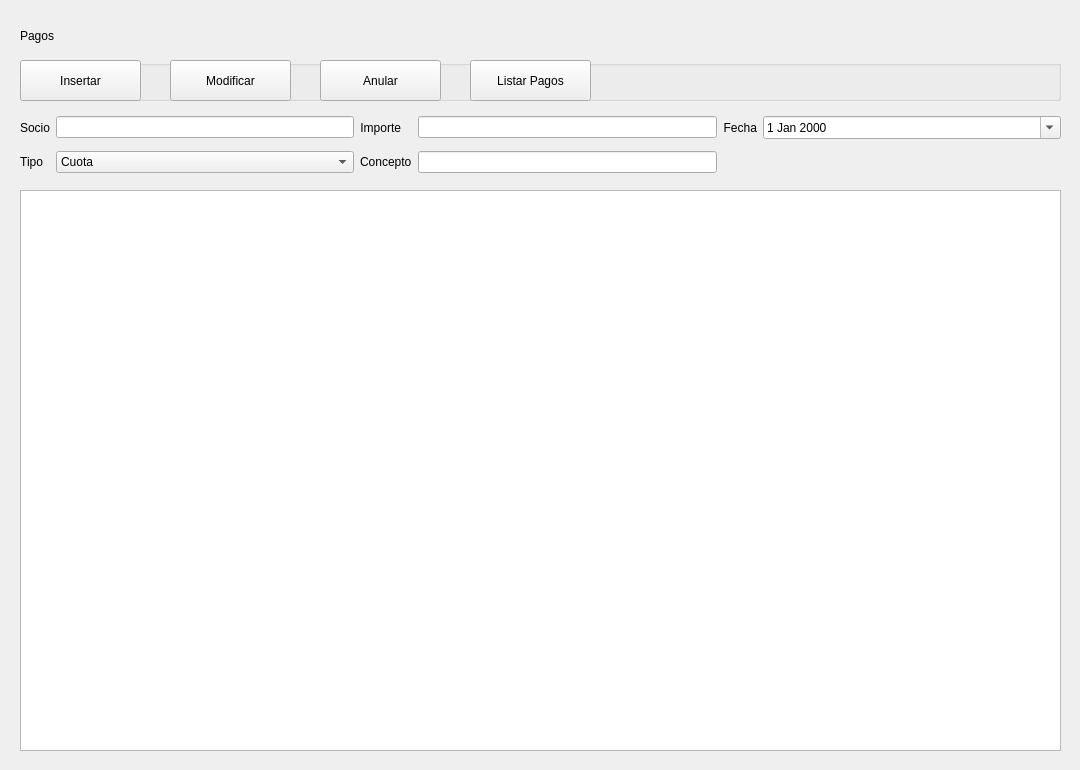
Above: ui/qt/pago_page.ui from i82camud/Club_Padel before the change. Below: the same form after it.
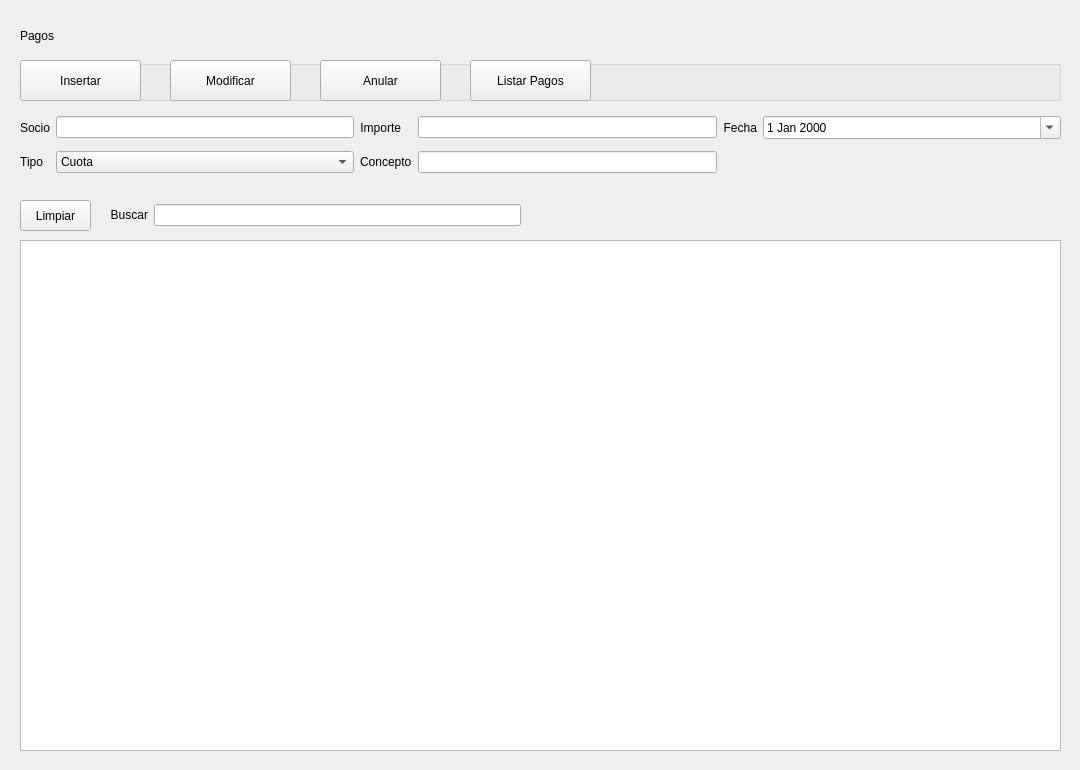
That is the form after the change.

Commit message:
Añadir botón de limpiar y funcionalidad de buscar
En pistas, pagos y reservas

```diff
--- a/ui/qt/pago_page.ui
+++ b/ui/qt/pago_page.ui
@@ -238,9 +238,9 @@
    <property name="geometry">
     <rect>
      <x>20</x>
-     <y>190</y>
+     <y>240</y>
      <width>1041</width>
-     <height>561</height>
+     <height>511</height>
     </rect>
    </property>
    <property name="alternatingRowColors">
@@ -250,6 +250,50 @@
     <enum>QAbstractItemView::SelectRows</enum>
    </property>
   </widget>
+  <widget class="QPushButton" name="btn_limpiar">
+   <property name="geometry">
+    <rect>
+     <x>20</x>
+     <y>200</y>
+     <width>71</width>
+     <height>31</height>
+    </rect>
+   </property>
+   <property name="text">
+    <string>Limpiar</string>
+   </property>
+  </widget>
+  <widget class="QWidget" name="gridLayoutWidget_2">
+   <property name="geometry">
+    <rect>
+     <x>110</x>
+     <y>190</y>
+     <width>411</width>
+     <height>51</height>
+    </rect>
+   </property>
+   <layout class="QGridLayout" name="gridLayout_2">
+    <item row="0" column="0">
+     <widget class="QLabel" name="label_6">
+      <property name="sizePolicy">
+       <sizepolicy hsizetype="Fixed" vsizetype="Preferred">
+        <horstretch>0</horstretch>
+        <verstretch>0</verstretch>
+       </sizepolicy>
+      </property>
+      <property name="text">
+       <string>Buscar</string>
+      </property>
+      <property name="alignment">
+       <set>Qt::AlignRight|Qt::AlignTrailing|Qt::AlignVCenter</set>
+      </property>
+     </widget>
+    </item>
+    <item row="0" column="1">
+     <widget class="QLineEdit" name="txt_buscar"/>
+    </item>
+   </layout>
+  </widget>
  </widget>
  <resources/>
  <connections/>
```
The commit also changes 8 other files.
